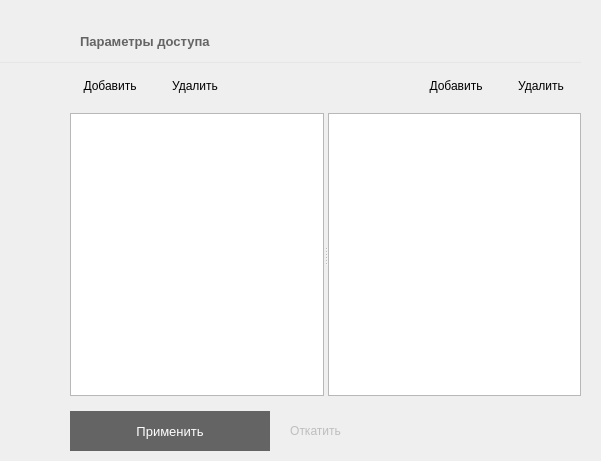
Baxulio/ParkingACS, file Client/forms/AccessParametersForm.ui: the form before one commit.
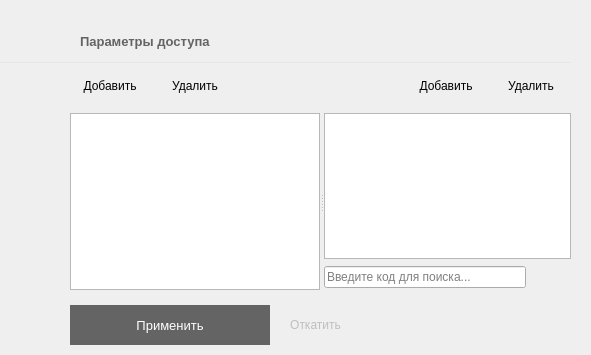
The form after the commit. Icons and pictures are not drawn.

The edit to the form file:
```diff
--- a/Client/forms/AccessParametersForm.ui
+++ b/Client/forms/AccessParametersForm.ui
@@ -6,8 +6,8 @@
    <rect>
     <x>0</x>
     <y>0</y>
-    <width>601</width>
-    <height>461</height>
+    <width>591</width>
+    <height>355</height>
    </rect>
   </property>
   <property name="windowTitle">
@@ -291,6 +291,12 @@
           <enum>Qt::Horizontal</enum>
          </property>
          <widget class="QTableView" name="price_table">
+          <property name="minimumSize">
+           <size>
+            <width>250</width>
+            <height>0</height>
+           </size>
+          </property>
           <property name="sizeAdjustPolicy">
            <enum>QAbstractScrollArea::AdjustToContentsOnFirstShow</enum>
           </property>
@@ -322,6 +328,9 @@
            <bool>false</bool>
           </attribute>
          </widget>
+         <widget class="QWidget" name="verticalLayoutWidget">
+          <layout class="QVBoxLayout" name="verticalLayout_2">
+           <item>
          <widget class="QTableView" name="code_table">
           <property name="sizeAdjustPolicy">
            <enum>QAbstractScrollArea::AdjustToContentsOnFirstShow</enum>
@@ -354,6 +363,52 @@
            <bool>false</bool>
           </attribute>
          </widget>
+           </item>
+           <item>
+            <layout class="QHBoxLayout" name="horizontalLayout_14">
+             <property name="spacing">
+              <number>5</number>
+             </property>
+             <property name="bottomMargin">
+              <number>0</number>
+             </property>
+             <item>
+              <widget class="QLineEdit" name="search_lineEdit">
+               <property name="placeholderText">
+                <string>Введите код для поиска...</string>
+               </property>
+               <property name="clearButtonEnabled">
+                <bool>true</bool>
+               </property>
+              </widget>
+             </item>
+             <item>
+              <widget class="QPushButton" name="search_but">
+               <property name="minimumSize">
+                <size>
+                 <width>0</width>
+                 <height>25</height>
+                </size>
+               </property>
+               <property name="cursor">
+                <cursorShape>PointingHandCursor</cursorShape>
+               </property>
+               <property name="text">
+                <string/>
+               </property>
+               <property name="icon">
+                <iconset resource="../clientresources.qrc">
+                 <normaloff>:/resources/glyphs/7.png</normaloff>:/resources/glyphs/7.png</iconset>
+               </property>
+               <property name="flat">
+                <bool>true</bool>
+               </property>
+              </widget>
+             </item>
+            </layout>
+           </item>
+          </layout>
+         </widget>
         </widget>
        </item>
        <item>
```
Left out of the diff: 19 changed lines with no effect on the pictures. Lines whose indentation alone changed are shown as unchanged.
